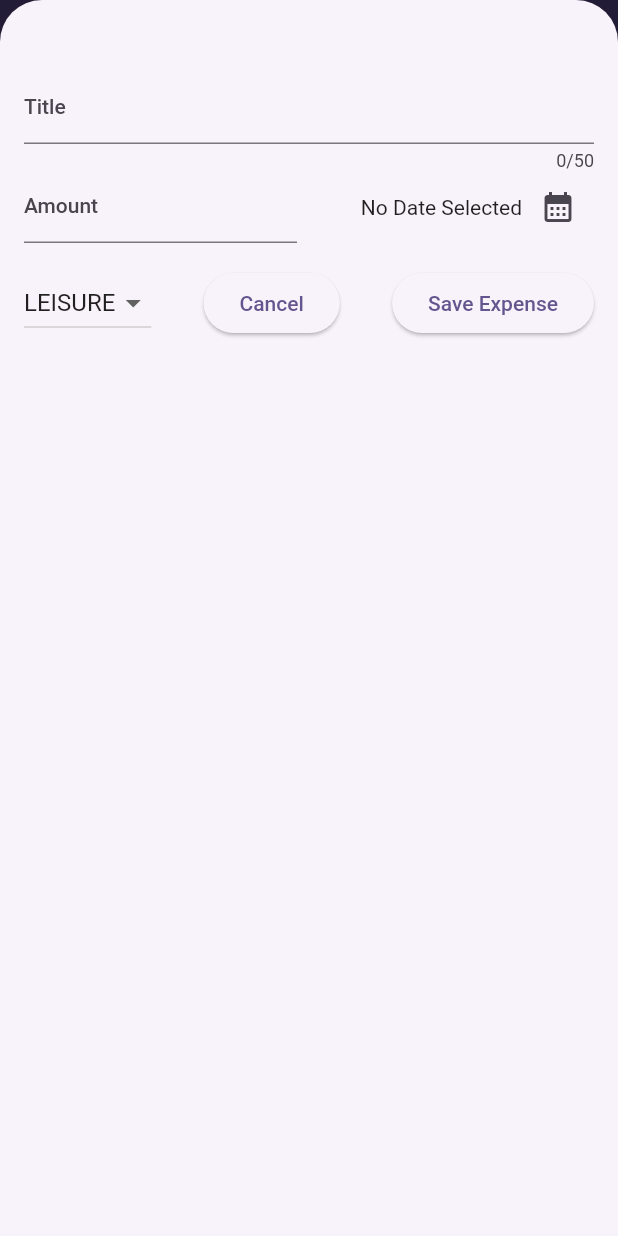
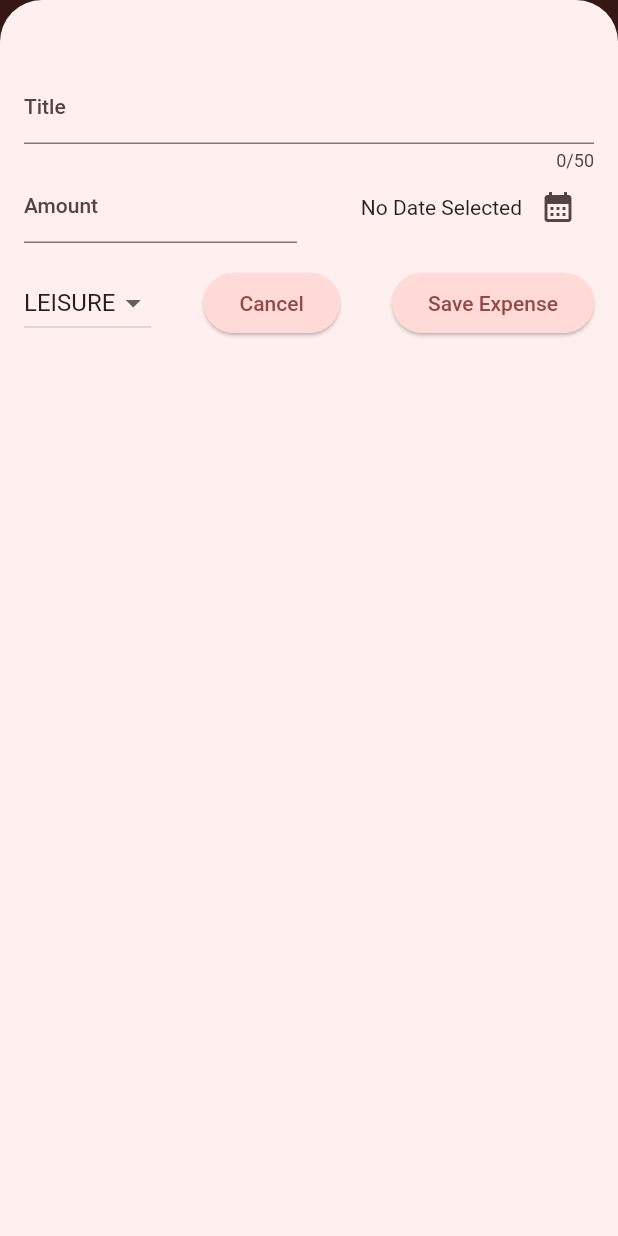
Before and after one commit to bjornunnar/flutter_expense_tracker, a Flutter app: the screen it shows after launch, after a tap on the "add" icon, on a phone screen of 412 x 824 dp. Run offline on Flutter 3.47's test engine with Material 2 defaults, Android fonts, the phone set to English and light mode, and no system bars.

Commit message:
refactor theme + dismiss background

```diff
--- a/lib/widgets/expense_list/expense_item.dart
+++ b/lib/widgets/expense_list/expense_item.dart
@@ -20,12 +20,15 @@ class ExpenseItem extends StatelessWidget{
           children: [
             Padding(
               padding: const EdgeInsets.symmetric(horizontal: 4),
-              child: Text(expense.title),
+              child: Text(
+                expense.title,
+                style: Theme.of(context).textTheme.titleLarge,
+              ),
             ),
             Row(
               children: [
                 Text("\$${expense.amount.toStringAsFixed(2)}"), // limit to 2 chars after comma (10.00)
-                Spacer(),
+                const Spacer(),
                 Row(
                   children: [
                     Icon(categoryIcons[expense.category]),
--- a/lib/widgets/expense_list/expenses_list.dart
+++ b/lib/widgets/expense_list/expenses_list.dart
@@ -9,14 +9,34 @@ class ExpensesList extends StatelessWidget{
   final void Function(Expense data) removeExpense;
 
   Widget buildExpensesList(ctx, index){
+    int widgetWidth = (MediaQuery.of(ctx).size.width).floor();
+
     return Dismissible(
+      resizeDuration: const Duration(milliseconds: 200), // a value between 300 and 800 ish will cause the text wiget within the background to persist after dismissed..?
       onDismissed: (direction){
         removeExpense(expenses[index]);
       },
       key: ValueKey(expenses[index]),
+      background: Container(
+        color: Theme.of(ctx).colorScheme.error,
+        margin: EdgeInsets.symmetric(
+        horizontal: Theme.of(ctx).cardTheme.margin!.horizontal,
+        ),
+          child: FittedBox( // makes the text within the box fill the available space
+            fit: BoxFit.fitWidth,
+            child: Text(
+              "Swipe to delete".toUpperCase(),
+              style: const TextStyle(
+                color: Color.fromARGB(70, 0, 0, 0),
+                fontWeight: FontWeight.w900,
+                letterSpacing: 10,
+                ),
+              ),
+          ),
+      ),
       child: ExpenseItem(
         expense: expenses[index]
-      )
+        ),
     );
   }
 
--- a/lib/widgets/new_expense.dart
+++ b/lib/widgets/new_expense.dart
@@ -143,10 +143,11 @@ class _NewExpenseState extends State<NewExpense> {
                     Navigator.pop(
                         context); // closes the overlay by 'popping' the context given to the current build method
                   },
-                  child: Text("Cancel")),
+                  child: const Text("Cancel")),
               const Spacer(),
               ElevatedButton(
-                  onPressed: _submitExpenseData, child: const Text("Save Expense")),
+                  onPressed: _submitExpenseData,
+                  child: const Text("Save Expense")),
             ],
           )
         ],
```
Also changed, not shown: lib/main.dart (+25 -8 lines).
